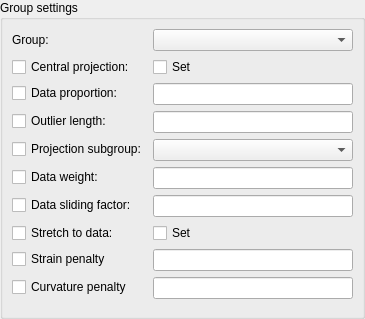
The window that mapclientplugins/geometryfitter/qt/groupsettingswidget.ui (ABI-Software/mapclientplugins.geometryfitter) describes before a commit, drawn with Qt 5.
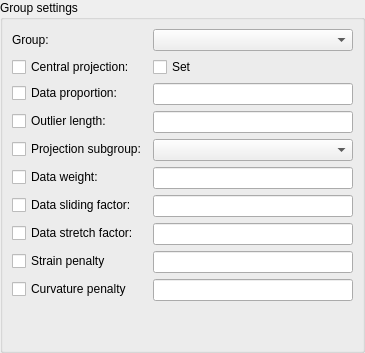
The same window after the commit. Custom widgets are drawn as their Qt base class.

Commit message:
Add UI for data stretch factor
Colour data points projecting onto boundary brown so obvious.

```diff
--- a/mapclientplugins/geometryfitter/qt/groupsettingswidget.ui
+++ b/mapclientplugins/geometryfitter/qt/groupsettingswidget.ui
@@ -7,7 +7,7 @@
     <x>0</x>
     <y>0</y>
     <width>365</width>
-    <height>319</height>
+    <height>353</height>
    </rect>
   </property>
   <property name="windowTitle">
@@ -146,23 +146,13 @@
       <item row="9" column="0">
        <widget class="QCheckBox" name="groupFitDataStretch_checkBox">
         <property name="text">
-         <string>Stretch to data:</string>
+         <string>Data stretch factor:</string>
         </property>
         <property name="tristate">
          <bool>true</bool>
         </property>
        </widget>
       </item>
-      <item row="9" column="1">
-       <widget class="QCheckBox" name="groupFitDataStretchSet_checkBox">
-        <property name="toolTip">
-         <string>&lt;html&gt;&lt;head/&gt;&lt;body&gt;&lt;p&gt;Default On stretches model to span of data by applying full data weight in projection tangent direction where projections have a non-negligible tangent component.&lt;/p&gt;&lt;p&gt;Set to Off for groups cut to variable lengths between specimens so feature is oriented but keeps reference length from model.&lt;/p&gt;&lt;/body&gt;&lt;/html&gt;</string>
-        </property>
-        <property name="text">
-         <string>Set</string>
-        </property>
-       </widget>
-      </item>
       <item row="10" column="0">
        <widget class="QCheckBox" name="groupFitStrainPenalty_checkBox">
         <property name="text">
@@ -211,6 +201,13 @@
         </property>
        </widget>
       </item>
+      <item row="9" column="1">
+       <widget class="QLineEdit" name="groupFitDataStretchFactor_lineEdit">
+        <property name="toolTip">
+         <string>&lt;html&gt;&lt;head/&gt;&lt;body&gt;&lt;p&gt;For data points projecting onto boundary of group: factor multiplying data weight to apply in the outward direction.&lt;/p&gt;&lt;p&gt;Default factor 1.0 applies some stretch of the group to the data. Higher values apply stretch with greater effect.&lt;/p&gt;&lt;p&gt;Low factors close to 0.0 apply little or no stretch so group tends to keep its original dimensions.&lt;/p&gt;&lt;p&gt;When applying stretch, typically also apply a low data sliding factor.&lt;/p&gt;&lt;/body&gt;&lt;/html&gt;</string>
+        </property>
+       </widget>
+      </item>
      </layout>
     </widget>
    </item>
```
Left out of the diff: 5 changed lines with no effect on the pictures. The commit also changes 4 other files.
